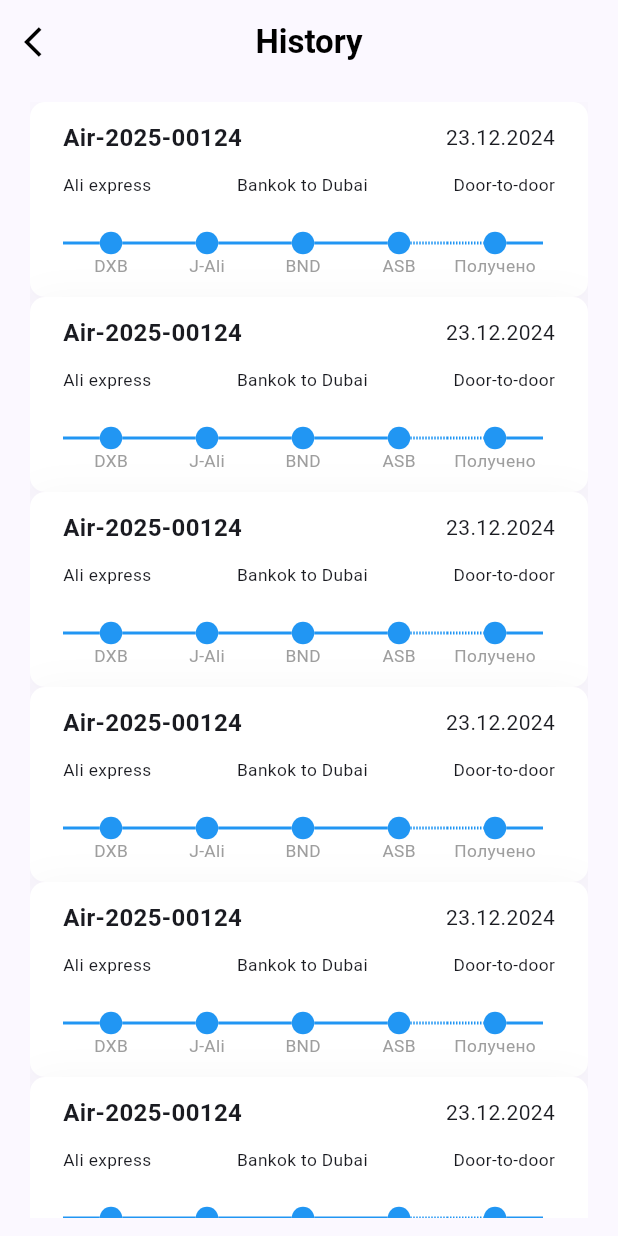
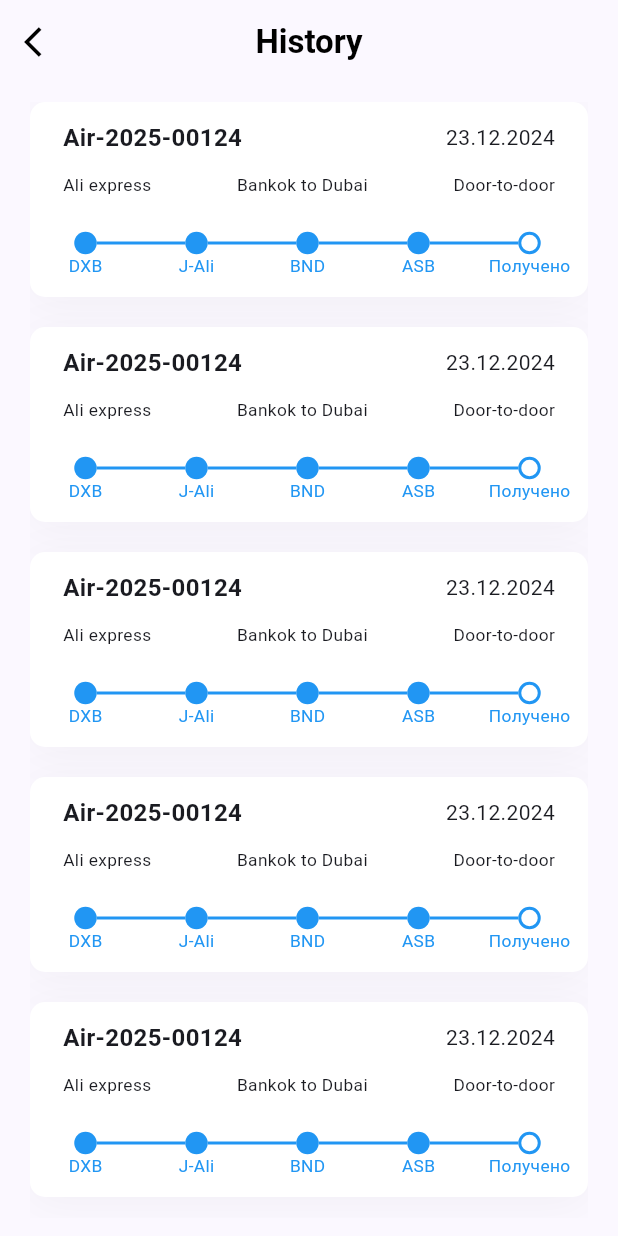
Before and after one commit to jasurbabajanow/yuu-sell-logistic, a Flutter app: the HistoryPage screen opened directly, on a phone screen of 412 x 824 dp. Run offline on Flutter 3.47's test engine with Material 3 defaults, Android fonts, the phone set to English and light mode, and no system bars; our stand-ins replace flutter_svg, intl_phone_number_input, pinput, timelines_plus.

Commit message:
history page new

```diff
--- a/lib/presentation/screens/profile/history_page.dart
+++ b/lib/presentation/screens/profile/history_page.dart
@@ -30,7 +30,10 @@ class HistoryPage extends StatelessWidget {
         child: ListView.builder(
           itemCount: 10,
           itemBuilder: (context, index) {
-            return Container(
+            return Padding(
+              padding: EdgeInsets.only(bottom: 20),
+
+              child: Container(
                 height: 130,
                 decoration: BoxDecoration(
                   color: Colors.white,
@@ -83,14 +86,15 @@ class HistoryPage extends StatelessWidget {
                         ],
                       ),
                     ),
-                  Padding(
-                    padding: const EdgeInsets.only(left: 22.0, right: 22),
-                    child: SizedBox(
+                    SizedBox(
                       height: 60,
                       child: Center(
                         child: FixedTimeline.tileBuilder(
                           direction: Axis.horizontal,
                           builder: TimelineTileBuilder.connectedFromStyle(
+                            firstConnectorStyle: ConnectorStyle.transparent,
+                            lastConnectorStyle: ConnectorStyle.transparent,
+
                             contentsBuilder: (_, index) {
                               final statuses = [
                                 'DXB',
@@ -105,17 +109,20 @@ class HistoryPage extends StatelessWidget {
                                   statuses[index],
                                   style: AppFontStyles.s12w400(
                                     ratio,
-                                  ).copyWith(color: Colors.grey),
+                                  ).copyWith(color: Colors.blue),
                                 ),
                               );
                             },
                             itemCount: 5,
                             connectionDirection: ConnectionDirection.after,
-                            itemExtent: 64,
-                            indicatorStyleBuilder: (_, index) =>
-                                IndicatorStyle.dot,
+                            itemExtent: 74,
+                            indicatorStyleBuilder: (_, index) {
+                              return (index == 4)
+                                  ? IndicatorStyle.outlined
+                                  : IndicatorStyle.dot;
+                            },
                             connectorStyleBuilder: (_, index) {
-                              return (index == 3)
+                              return (index == 4)
                                   ? ConnectorStyle.dashedLine
                                   : ConnectorStyle.solidLine;
                             },
@@ -123,8 +130,8 @@ class HistoryPage extends StatelessWidget {
                         ),
                       ),
                     ),
+                  ],
                 ),
-                ],
               ),
             );
           },
```
Lines whose indentation alone changed are shown as unchanged.
